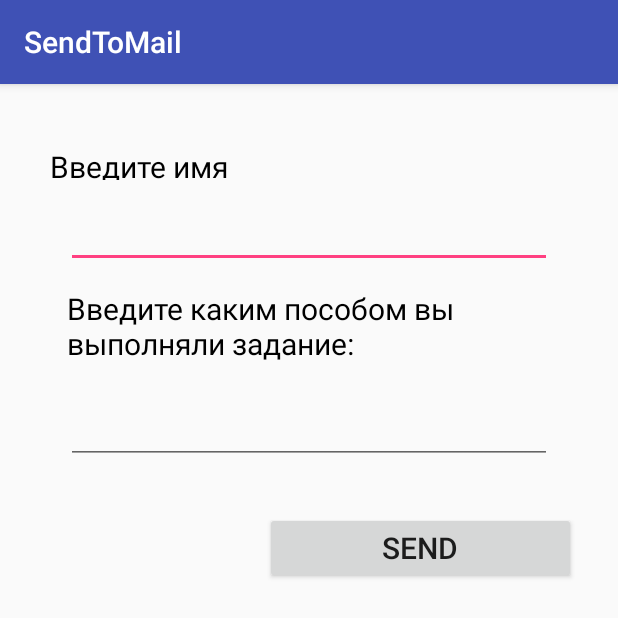
After one commit to MarinaSolyonaya/UserAuthentication, an Android app: the SendToEmailActivity screen opened directly, with no data from a screen before it, on a phone screen of 412 x 824 dp, the top half of it. The commit adds this screen. Run offline under Robolectric (Android 15) with nearby library versions, the phone set to English and light mode, and no system bars; our stand-ins replace ButterKnife.

Commit message:
Added: sending collected data to the mail

```diff
--- a/app/src/main/AndroidManifest.xml
+++ b/app/src/main/AndroidManifest.xml
@@ -9,14 +9,18 @@
         android:roundIcon="@mipmap/ic_launcher_round"
         android:supportsRtl="true"
         android:theme="@style/AppTheme">
-        <activity android:name=".EnterActivity">
+        <activity android:name=".DataModel.EnterActivity">
             <intent-filter>
                 <action android:name="android.intent.action.MAIN" />
 
                 <category android:name="android.intent.category.LAUNCHER" />
             </intent-filter>
         </activity>
+        <activity android:name=".SendToEmail.SendToEmailActivity"
+            android:label="SendToMail">
+        </activity>
     </application>
     <uses-permission android:name="android.permission.WRITE_EXTERNAL_STORAGE"/>
+    <uses-permission android:name="android.permission.INTERNET" />
 
 </manifest>
--- /dev/null
+++ b/app/src/main/java/com/example/marina/userauthentication/DataModel/DataModel.java
@@ -0,0 +1,11 @@
+package com.example.marina.userauthentication.DataModel;
+
+import java.util.ArrayList;
+
+public interface DataModel {
+    void sendToData(ArrayList timePress, ArrayList timeTouch);
+
+    ArrayList<Integer> getTimePress();
+
+    ArrayList<Integer> getTimeTouch();
+}
--- a/app/src/main/java/com/example/marina/userauthentication/DataView.java
+++ b/app/src/main/java/com/example/marina/userauthentication/DataModel/DataView.java
@@ -1,4 +1,4 @@
-package com.example.marina.userauthentication;
+package com.example.marina.userauthentication.DataModel;
 
 public interface DataView {
     int getTimePress();
--- /dev/null
+++ b/app/src/main/java/com/example/marina/userauthentication/SendToEmail/SendToEmailActivity.java
@@ -0,0 +1,85 @@
+package com.example.marina.userauthentication.SendToEmail;
+
+import android.app.Activity;
+import android.content.Intent;
+import android.os.Bundle;
+import android.support.v7.app.AppCompatActivity;
+import android.widget.EditText;
+import android.widget.Toast;
+
+import com.example.marina.userauthentication.DataModel.DataModel;
+import com.example.marina.userauthentication.R;
+
+import butterknife.BindView;
+import butterknife.ButterKnife;
+import butterknife.OnClick;
+
+public class SendToEmailActivity extends AppCompatActivity implements SendToEmailView {
+
+
+    @BindView(R.id.wayTypes) EditText wayTypes;
+    @BindView(R.id.name) EditText nameText;
+    String contact, text, name;
+    SendToEmailPresenter sendToEmailPresenter;
+    DataModel dataModel;
+
+
+    @Override
+    protected void onCreate(Bundle savedInstanceState) {
+        super.onCreate(savedInstanceState);
+        setContentView(R.layout.send_data_to_email);
+        dataModel = getIntent().getParcelableExtra("dataModel");
+        sendToEmailPresenter = new SendToEmailPresenterImpl(this, dataModel);
+        ButterKnife.bind(this);
+    }
+
+
+    @Override
+    public String getWayType() {
+        return text;
+    }
+
+    @Override
+    public String getName() {
+        return name;
+    }
+
+    @OnClick(R.id.buttonSend)
+    void sendToMail(){
+        text = wayTypes.getText().toString();
+        name = nameText.getText().toString();
+        sendToEmail(text,name);
+
+    }
+
+    public void sendToEmail(String types, String name) {
+        String contact = "marina.solyonaya@yandex.ru";
+        String subject = name;
+        String message = types + "\nPress \t";
+        for (int i = 0; i < sendToEmailPresenter.getTimePress().size(); i++) {
+            message += sendToEmailPresenter.getTimePress().get(i).toString() + " ";
+        }
+        message += "\ntimeTouch\n";
+        for (int i = 0; i < sendToEmailPresenter.getTimeTouch().size(); i++) {
+            message += sendToEmailPresenter.getTimeTouch().get(i).toString() + " ";
+        }
+
+        Intent emailIntent = new Intent(Intent.ACTION_SEND); // отправляем письмо
+        emailIntent.setType("plain/text"); // устанавливаем тип содержимого
+        // Кому
+        emailIntent.putExtra(android.content.Intent.EXTRA_EMAIL, new String[]{contact});
+        // Зачем
+        emailIntent.putExtra(android.content.Intent.EXTRA_SUBJECT, subject);
+        // О чём
+        emailIntent.putExtra(android.content.Intent.EXTRA_TEXT, message);
+        if (emailIntent.resolveActivity(getPackageManager()) != null){
+            this.startActivity(Intent.createChooser(emailIntent, "Send mail..."));
+            //startActivity(emailIntent);
+        }
+        else{
+            Toast.makeText(this, "Error.", Toast.LENGTH_SHORT).show();
+        }
+
+
+    }
+}
--- /dev/null
+++ b/app/src/main/java/com/example/marina/userauthentication/SendToEmail/SendToEmailPresenter.java
@@ -0,0 +1,10 @@
+package com.example.marina.userauthentication.SendToEmail;
+
+import java.util.ArrayList;
+
+public interface SendToEmailPresenter {
+
+    ArrayList<Integer> getTimeTouch();
+    ArrayList<Integer> getTimePress();
+
+}
--- /dev/null
+++ b/app/src/main/java/com/example/marina/userauthentication/SendToEmail/SendToEmailPresenterImpl.java
@@ -0,0 +1,37 @@
+package com.example.marina.userauthentication.SendToEmail;
+
+
+
+import android.provider.ContactsContract;
+
+import com.example.marina.userauthentication.DataModel.DataModel;
+import com.example.marina.userauthentication.DataModel.DataModelImpl;
+
+import java.util.ArrayList;
+
+
+public class SendToEmailPresenterImpl implements SendToEmailPresenter {
+
+    SendToEmailView sendView;
+    DataModel dataModel;
+    String  types, name;
+
+
+    public SendToEmailPresenterImpl(SendToEmailView sendView, DataModel dataModel) {
+        this.sendView = sendView;
+        this.dataModel = dataModel;
+    }
+
+
+    @Override
+    public ArrayList<Integer> getTimeTouch() {
+        return dataModel.getTimeTouch();
+    }
+
+    @Override
+    public ArrayList<Integer> getTimePress() {
+        return dataModel.getTimePress();
+    }
+
+
+}
--- /dev/null
+++ b/app/src/main/java/com/example/marina/userauthentication/SendToEmail/SendToEmailView.java
@@ -0,0 +1,8 @@
+package com.example.marina.userauthentication.SendToEmail;
+
+public interface SendToEmailView {
+
+
+    String getWayType();
+    String getName();
+}
--- a/app/src/main/res/layout/activity_enter.xml
+++ b/app/src/main/res/layout/activity_enter.xml
@@ -4,7 +4,7 @@
     xmlns:tools="http://schemas.android.com/tools"
     android:layout_width="match_parent"
     android:layout_height="match_parent"
-    tools:context="com.example.marina.userauthentication.EnterActivity"
+    tools:context="com.example.marina.userauthentication.DataModel.EnterActivity"
     tools:layout_editor_absoluteY="81dp">
 
     <TextView
--- /dev/null
+++ b/app/src/main/res/layout/send_data_to_email.xml
@@ -0,0 +1,78 @@
+<?xml version="1.0" encoding="utf-8"?>
+<android.support.constraint.ConstraintLayout xmlns:android="http://schemas.android.com/apk/res/android"
+    xmlns:app="http://schemas.android.com/apk/res-auto"
+    xmlns:tools="http://schemas.android.com/tools"
+    android:layout_width="match_parent"
+    android:layout_height="match_parent"
+    tools:layout_editor_absoluteY="81dp">
+
+    <TextView
+        android:id="@+id/nameText"
+        android:layout_width="wrap_content"
+        android:layout_height="33dp"
+        android:layout_marginStart="28dp"
+        android:layout_marginLeft="28dp"
+        android:layout_marginTop="36dp"
+        android:padding="5dp"
+        android:text="Введите имя"
+        android:textColor="@android:color/black"
+        android:textSize="20dp"
+        app:layout_constraintStart_toStartOf="parent"
+        app:layout_constraintTop_toTopOf="parent" />
+
+    <EditText
+        android:id="@+id/name"
+        android:layout_width="324dp"
+        android:layout_height="0dp"
+        android:layout_marginEnd="8dp"
+        android:layout_marginStart="8dp"
+        android:layout_marginTop="8dp"
+        android:ems="10"
+        android:inputType="textEmailAddress"
+        app:layout_constraintEnd_toEndOf="parent"
+        app:layout_constraintStart_toStartOf="parent"
+        app:layout_constraintTop_toBottomOf="@+id/nameText" />
+
+
+    <TextView
+        android:id="@+id/textPassword"
+        android:layout_width="335dp"
+        android:layout_height="wrap_content"
+        android:layout_marginEnd="8dp"
+        android:layout_marginStart="8dp"
+        android:layout_marginTop="8dp"
+        android:padding="5dp"
+        android:text="Введите каким пособом вы выполняли задание:"
+        android:textColor="@android:color/black"
+        android:textSize="20dp"
+        app:layout_constraintEnd_toEndOf="parent"
+        app:layout_constraintHorizontal_bias="0.515"
+        app:layout_constraintStart_toStartOf="parent"
+        app:layout_constraintTop_toBottomOf="@+id/name" />
+
+    <EditText
+        android:id="@+id/wayTypes"
+        android:layout_width="324dp"
+        android:layout_height="wrap_content"
+        android:layout_marginEnd="8dp"
+        android:layout_marginStart="8dp"
+        android:layout_marginTop="16dp"
+        android:ems="10"
+        android:inputType="text"
+        app:layout_constraintEnd_toEndOf="parent"
+        app:layout_constraintStart_toStartOf="parent"
+        app:layout_constraintTop_toBottomOf="@+id/textPassword" />
+
+    <Button
+        android:id="@+id/buttonSend"
+        android:layout_width="207dp"
+        android:layout_height="wrap_content"
+        android:layout_marginLeft="28dp"
+        android:layout_marginEnd="28dp"
+        android:layout_marginRight="28dp"
+        android:layout_marginTop="32dp"
+        android:text="Send"
+        android:textSize="20sp"
+        app:layout_constraintEnd_toEndOf="parent"
+        app:layout_constraintTop_toBottomOf="@+id/wayTypes" />
+</android.support.constraint.ConstraintLayout>
```
Also changed, not shown: app/src/main/java/com/example/marina/userauthentication/DataModel.java (deleted, +0 -7 lines), app/src/main/java/com/example/marina/userauthentication/DataModel/DataModelImpl.java (added, +158 -0 lines), app/src/main/java/com/example/marina/userauthentication/DataModel/DataPresenter.java (added, +8 -0 lines), app/src/main/java/com/example/marina/userauthentication/DataModel/DataPresenterImpl.java (renamed from app/src/main/java/com/example/marina/userauthentication/DataPresenterImpl.java, +8 -11 lines), app/src/main/java/com/example/marina/userauthentication/DataModel/EnterActivity.java (renamed from app/src/main/java/com/example/marina/userauthentication/EnterActivity.java, +17 -4 lines), app/src/main/java/com/example/marina/userauthentication/DataModelImpl.java (deleted, +0 -60 lines), app/src/main/java/com/example/marina/userauthentication/DataPresenter.java (deleted, +0 -7 lines).
